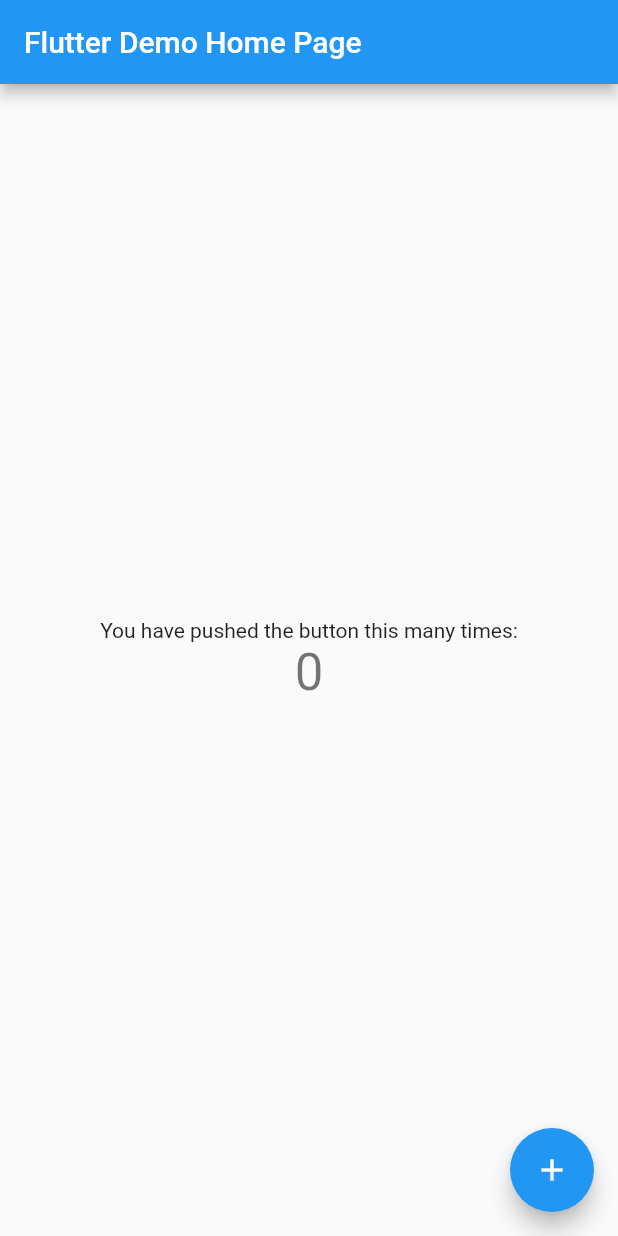
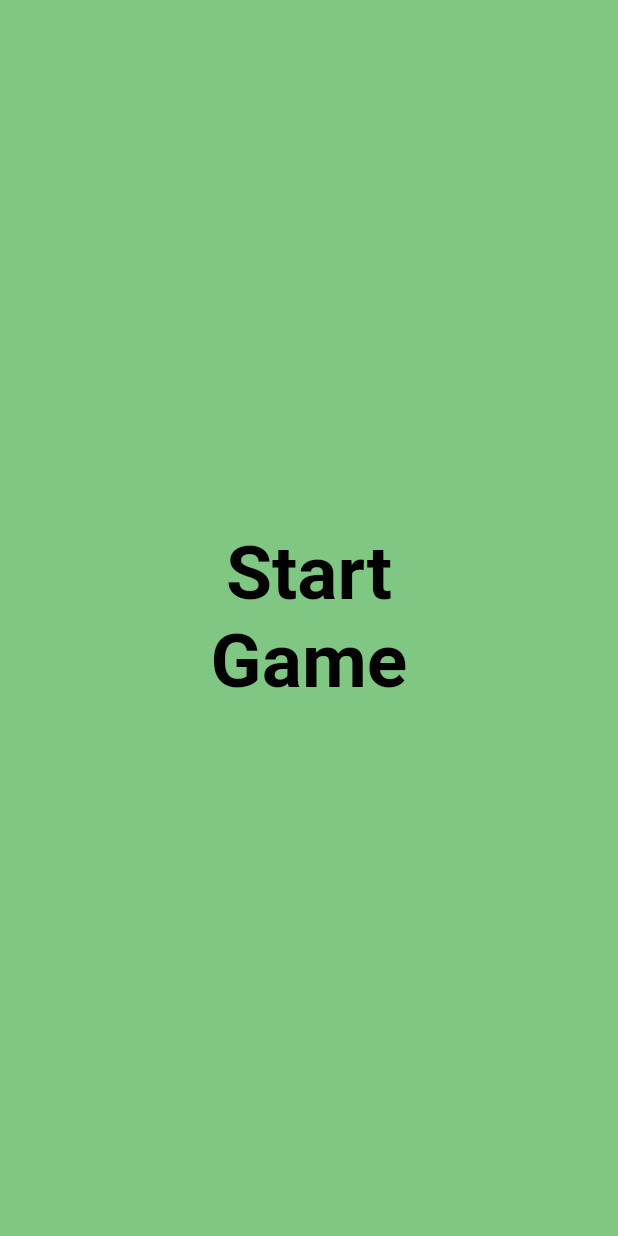
Before and after one commit to aarongiesbrecht/slimes, a Flutter app: the screen it shows after launch, on a phone screen of 412 x 824 dp. Run offline on Flutter 3.47's test engine with Material 2 defaults, Android fonts, the phone set to English and light mode, and no system bars.

Commit message:
beggining launch screen added

```diff
--- a/slimes/lib/main.dart
+++ b/slimes/lib/main.dart
@@ -1,111 +1,9 @@
 import 'package:flutter/material.dart';
 
-void main() => runApp(MyApp());
+import './pages/LandingPage.dart';
 
-class MyApp extends StatelessWidget {
-  // This widget is the root of your application.
-  @override
-  Widget build(BuildContext context) {
-    return MaterialApp(
-      title: 'Flutter Demo',
-      theme: ThemeData(
-        // This is the theme of your application.
-        //
-        // Try running your application with "flutter run". You'll see the
-        // application has a blue toolbar. Then, without quitting the app, try
-        // changing the primarySwatch below to Colors.green and then invoke
-        // "hot reload" (press "r" in the console where you ran "flutter run",
-        // or simply save your changes to "hot reload" in a Flutter IDE).
-        // Notice that the counter didn't reset back to zero; the application
-        // is not restarted.
-        primarySwatch: Colors.blue,
-      ),
-      home: MyHomePage(title: 'Flutter Demo Home Page'),
-    );
-  }
+void main() {
+  runApp(new MaterialApp(
+    home: new LandingPage(),
+  ));
 }
-
-class MyHomePage extends StatefulWidget {
-  MyHomePage({Key key, this.title}) : super(key: key);
-
-  // This widget is the home page of your application. It is stateful, meaning
-  // that it has a State object (defined below) that contains fields that affect
-  // how it looks.
-
-  // This class is the configuration for the state. It holds the values (in this
-  // case the title) provided by the parent (in this case the App widget) and
-  // used by the build method of the State. Fields in a Widget subclass are
-  // always marked "final".
-
-  final String title;
-
-  @override
-  _MyHomePageState createState() => _MyHomePageState();
-}
-
-class _MyHomePageState extends State<MyHomePage> {
-  int _counter = 0;
-
-  void _incrementCounter() {
-    setState(() {
-      // This call to setState tells the Flutter framework that something has
-      // changed in this State, which causes it to rerun the build method below
-      // so that the display can reflect the updated values. If we changed
-      // _counter without calling setState(), then the build method would not be
-      // called again, and so nothing would appear to happen.
-      _counter++;
-    });
-  }
-
-  @override
-  Widget build(BuildContext context) {
-    // This method is rerun every time setState is called, for instance as done
-    // by the _incrementCounter method above.
-    //
-    // The Flutter framework has been optimized to make rerunning build methods
-    // fast, so that you can just rebuild anything that needs updating rather
-    // than having to individually change instances of widgets.
-    return Scaffold(
-      appBar: AppBar(
-        // Here we take the value from the MyHomePage object that was created by
-        // the App.build method, and use it to set our appbar title.
-        title: Text(widget.title),
-      ),
-      body: Center(
-        // Center is a layout widget. It takes a single child and positions it
-        // in the middle of the parent.
-        child: Column(
-          // Column is also a layout widget. It takes a list of children and
-          // arranges them vertically. By default, it sizes itself to fit its
-          // children horizontally, and tries to be as tall as its parent.
-          //
-          // Invoke "debug painting" (press "p" in the console, choose the
-          // "Toggle Debug Paint" action from the Flutter Inspector in Android
-          // Studio, or the "Toggle Debug Paint" command in Visual Studio Code)
-          // to see the wireframe for each widget.
-          //
-          // Column has various properties to control how it sizes itself and
-          // how it positions its children. Here we use mainAxisAlignment to
-          // center the children vertically; the main axis here is the vertical
-          // axis because Columns are vertical (the cross axis would be
-          // horizontal).
-          mainAxisAlignment: MainAxisAlignment.center,
-          children: <Widget>[
-            Text(
-              'You have pushed the button this many times:',
-            ),
-            Text(
-              '$_counter',
-              style: Theme.of(context).textTheme.display1,
-            ),
-          ],
-        ),
-      ),
-      floatingActionButton: FloatingActionButton(
-        onPressed: _incrementCounter,
-        tooltip: 'Increment',
-        child: Icon(Icons.add),
-      ), // This trailing comma makes auto-formatting nicer for build methods.
-    );
-  }
-}
--- /dev/null
+++ b/slimes/lib/pages/CharacterSelectionPage.dart
@@ -0,0 +1,16 @@
+import 'package:flutter/material.dart';
+
+class CharacterSelectionPage extends StatelessWidget {
+  @override
+  Widget build(BuildContext context) {
+    return new Material(
+      child: Scaffold(
+        body: Column(
+          children: <Widget>[
+
+          ],
+        ),
+      ),
+    );
+  }
+}
--- /dev/null
+++ b/slimes/lib/pages/LandingPage.dart
@@ -0,0 +1,23 @@
+import 'package:flutter/material.dart';
+
+//local imports
+import './CharacterSelectionPage.dart';
+
+class LandingPage extends StatelessWidget {
+  @override
+  Widget build(BuildContext context) {
+    return new Material(
+      color: Colors.green[300],
+      child: new InkWell(
+        onTap: () => Navigator.of(context).push(new MaterialPageRoute(builder: (BuildContext context) => new CharacterSelectionPage())),
+        child: new Column(
+          mainAxisAlignment: MainAxisAlignment.center,
+          children: <Widget>[
+            new Text('Start', style: new TextStyle(color: Colors.black, fontSize: 50.0, fontWeight: FontWeight.bold)),
+            new Text('Game', style: new TextStyle(color: Colors.black, fontSize: 50.0, fontWeight: FontWeight.bold)),
+          ],
+        ),
+      ),
+    );
+  }
+}
```
